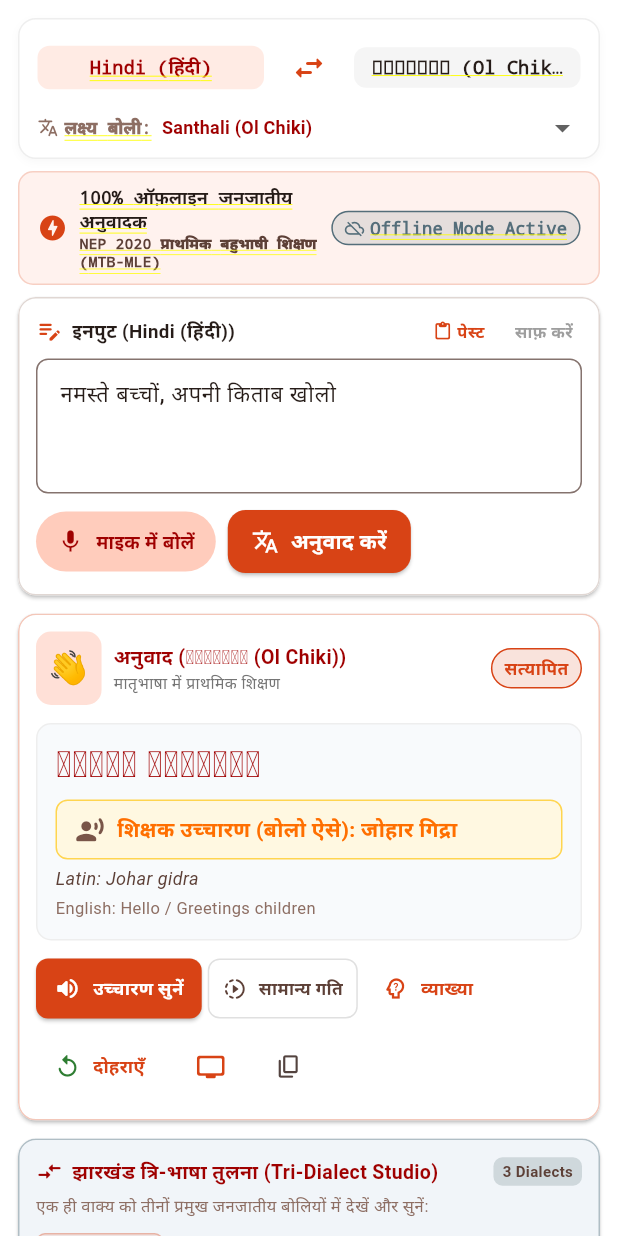
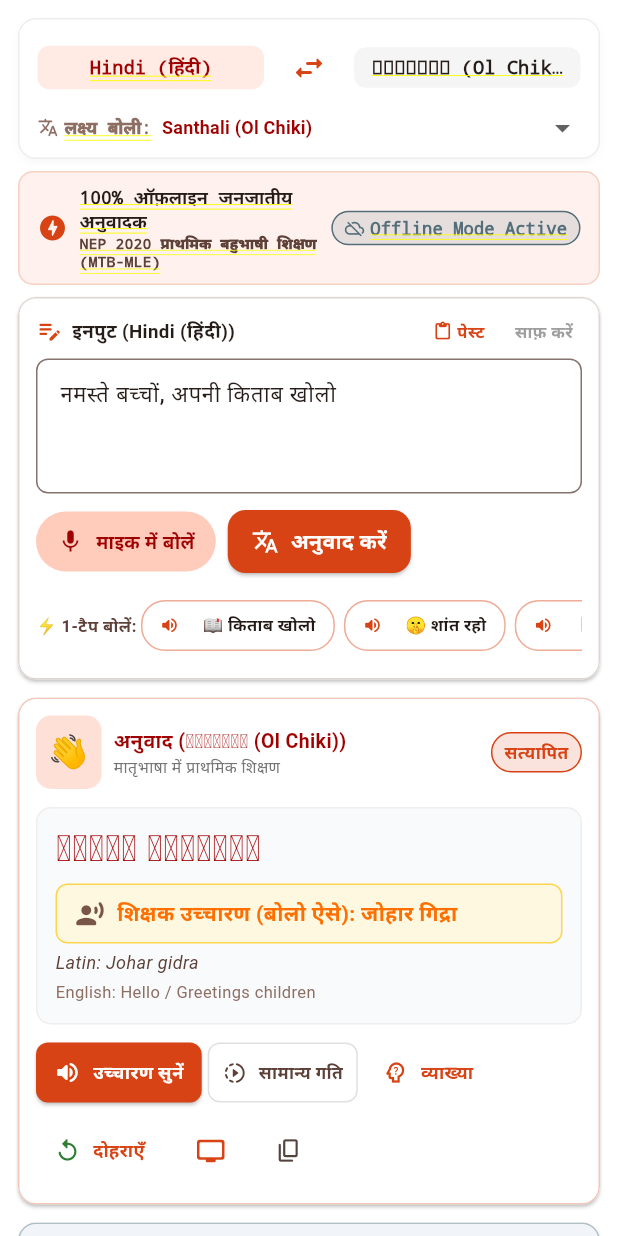
Before and after one commit to divycoders/PALASH-Vaani, a Flutter app: the TranslatorScreen screen opened by its route, on a phone screen of 412 x 824 dp. Run offline on Flutter 3.47's test engine with Material 3 defaults, Android fonts, the phone set to English and light mode, and no system bars; our stand-ins replace connectivity_plus, flutter_tts, pdf, printing, speech_to_text, sqflite and 1 more; accounts and stored records are empty.

Commit message:
fix(speech): enable onDevice flag for offline STT and add 1-tap quick offline spoken prompts

```diff
--- a/lib/core/services/speech_recognition_service.dart
+++ b/lib/core/services/speech_recognition_service.dart
@@ -101,6 +101,7 @@ class SpeechRecognitionService {
         listenMode: ListenMode.dictation,
         cancelOnError: false,
         partialResults: true,
+        onDevice: true,
         localeId: targetLocaleId,
       );
 
--- a/lib/features/translator/presentation/screens/translator_screen.dart
+++ b/lib/features/translator/presentation/screens/translator_screen.dart
@@ -223,8 +223,14 @@ class _TranslatorScreenState extends State<TranslatorScreen> {
           if (!mounted) return;
           setState(() {
             _isListening = false;
-            if (_inputController.text.trim().isEmpty) {
-              _liveSpeechStatus = 'माइक में आवाज़ नहीं मिली • कृपया दोबारा बोलें या नीचे टाइप करें';
+            final errStr = error.toLowerCase();
+            if (errStr.contains('language_unavailable') ||
+                errStr.contains('network') ||
+                errStr.contains('server')) {
+              _liveSpeechStatus =
+                  '⚠️ ऑफ़लाइन माइक: Android OS में Hindi वॉइस पैक चाहिए (Settings > Voice Typing > Offline Speech) • नीचे त्वरित वाक्य दबाएं या टाइप करें';
+            } else {
+              _liveSpeechStatus = 'माइक में आवाज़ नहीं मिली • कृपया दोबारा बोलें या नीचे त्वरित वाक्य चुनें';
             }
           });
         },
@@ -389,6 +395,28 @@ class _TranslatorScreenState extends State<TranslatorScreen> {
     }
     _inputController.dispose();
     super.dispose();
+  }
+
+  Widget _buildQuickVoiceChip(String text, String label) {
+    return Padding(
+      padding: const EdgeInsets.only(right: 6),
+      child: ActionChip(
+        avatar: const Icon(Icons.volume_up_rounded, size: 13, color: AppColors.primary),
+        label: Text(label, style: const TextStyle(fontSize: 11, fontWeight: FontWeight.w600)),
+        backgroundColor: Colors.white,
+        side: BorderSide(color: AppColors.primary.withValues(alpha: 0.25)),
+        shape: RoundedRectangleBorder(borderRadius: BorderRadius.circular(16)),
+        padding: const EdgeInsets.symmetric(horizontal: 4, vertical: 2),
+        onPressed: () {
+          setState(() {
+            _inputController.text = text;
+            _liveSpeechStatus = '🗣️ ऑफ़लाइन वाक्य: "$text"';
+          });
+          _translate();
+          _playAudio();
+        },
+      ),
+    );
   }
 
   List<Map<String, String>> _getPedagogyItems() {
@@ -741,6 +769,26 @@ class _TranslatorScreenState extends State<TranslatorScreen> {
                       onPressed: _translate,
                     ),
                   ],
+                ),
+                const SizedBox(height: AppSpacing.sm),
+                SingleChildScrollView(
+                  scrollDirection: Axis.horizontal,
+                  child: Row(
+                    children: [
+                      const Text(
+                        '⚡ 1-टैप बोलें: ',
+                        style: TextStyle(fontSize: 11, fontWeight: FontWeight.bold, color: AppColors.textSecondary),
+                      ),
+                      _buildQuickVoiceChip('अपनी किताब खोलो', '📖 किताब खोलो'),
+                      _buildQuickVoiceChip('सब शांत हो जाओ', '🤫 शांत रहो'),
+                      _buildQuickVoiceChip('बैठ जाओ', '🪑 बैठ जाओ'),
+                      _buildQuickVoiceChip('हाथ धो लो', '🧼 हाथ धो लो'),
+                      _buildQuickVoiceChip('पानी पी लो', '💧 पानी पी लो'),
+                      _buildQuickVoiceChip('open your book', '🇬🇧 open book'),
+                      _buildQuickVoiceChip('sit down', '🇬🇧 sit down'),
+                      _buildQuickVoiceChip('pani pina hai', '🗣️ pani pina hai'),
+                    ],
+                  ),
                 ),
               ],
             ),
```
Also changed, not shown: lib/features/classroom/presentation/screens/classroom_screen.dart (+9 -1 lines).
